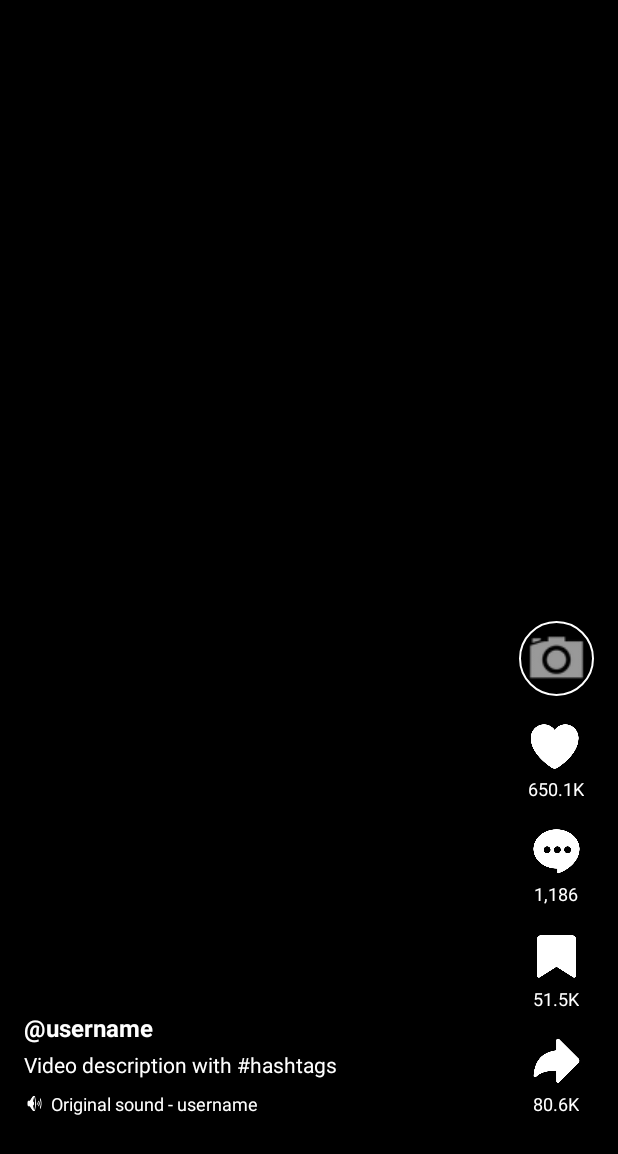
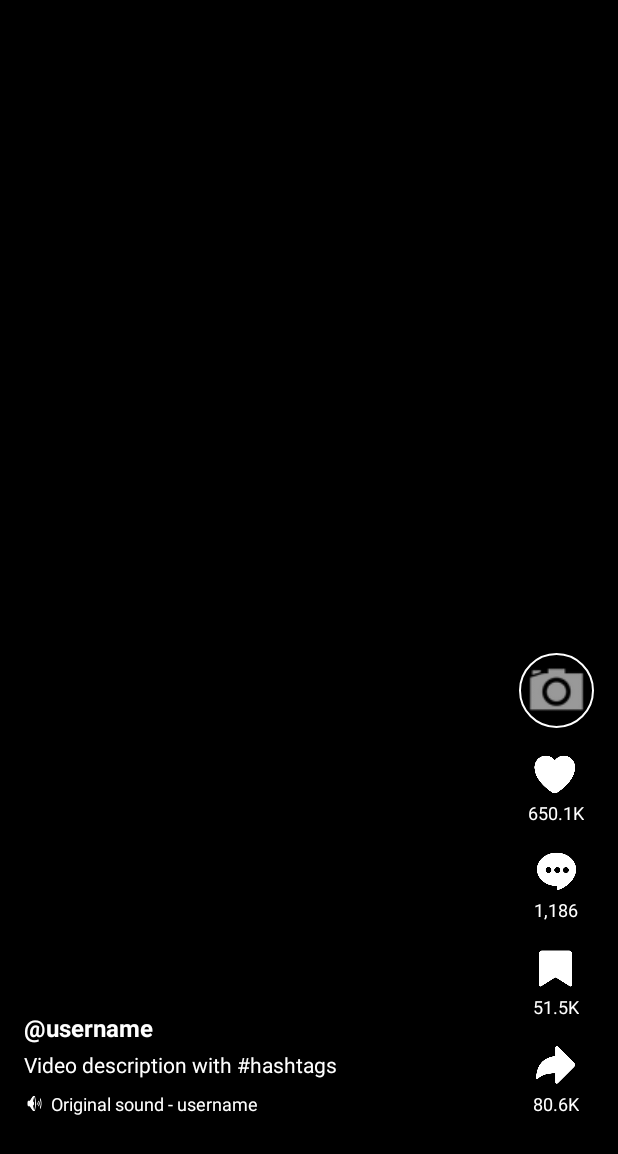
Before and after one commit to amoghmpanhale/tiktikvasp, an Android app built with Jetpack Compose: the layout video_container.xml on its own in the app's theme, with its tools: preview values and no code run, on a phone screen of 412 x 824 dp. Shown: the top 1154 px of the screen. Run offline under Robolectric (Android 15) with nearby library versions, the phone set to English and light mode, and no system bars.

Commit message:
ALMOST THERE

```diff
--- a/app/src/main/java/com/example/tiktokvasp/screens/MainScreen.kt
+++ b/app/src/main/java/com/example/tiktokvasp/screens/MainScreen.kt
@@ -240,7 +240,7 @@ fun MainScreen(
                         Box(
                             modifier = Modifier
                                 .align(Alignment.TopEnd)
-                                .padding(top = 64.dp, end = 16.dp)
+                                .padding(top = 64.dp, end = 16.dp)  // Adjust this line
                                 .background(Color(0x80000000), RoundedCornerShape(8.dp))
                                 .border(1.dp, Color(0xFFFF0050), RoundedCornerShape(8.dp))
                                 .padding(8.dp)
--- a/app/src/main/res/layout/video_container.xml
+++ b/app/src/main/res/layout/video_container.xml
@@ -110,8 +110,8 @@
 
                 <ImageView
                     android:id="@+id/like_icon"
-                    android:layout_width="35dp"
-                    android:layout_height="35dp"
+                    android:layout_width="30dp"
+                    android:layout_height="30dp"
                     android:src="@drawable/like"
                     android:contentDescription="Like" />
 
@@ -136,8 +136,8 @@
 
                 <ImageView
                     android:id="@+id/comment_icon"
-                    android:layout_width="35dp"
-                    android:layout_height="35dp"
+                    android:layout_width="30dp"
+                    android:layout_height="30dp"
                     android:src="@drawable/comment"
                     android:contentDescription="Comment" />
 
@@ -162,8 +162,8 @@
 
                 <ImageView
                     android:id="@+id/bookmark_icon"
-                    android:layout_width="35dp"
-                    android:layout_height="35dp"
+                    android:layout_width="30dp"
+                    android:layout_height="30dp"
                     android:src="@drawable/bookmark"
                     android:contentDescription="Bookmark" />
 
@@ -187,8 +187,8 @@
 
                 <ImageView
                     android:id="@+id/share_icon"
-                    android:layout_width="35dp"
-                    android:layout_height="35dp"
+                    android:layout_width="30dp"
+                    android:layout_height="30dp"
                     android:src="@drawable/share"
                     android:contentDescription="Share" />
 
```
Also changed, not shown: app/src/main/java/com/example/tiktokvasp/components/TikTokUIComponents.kt (+36 -31 lines), app/src/main/res/drawable/search.png (added).
